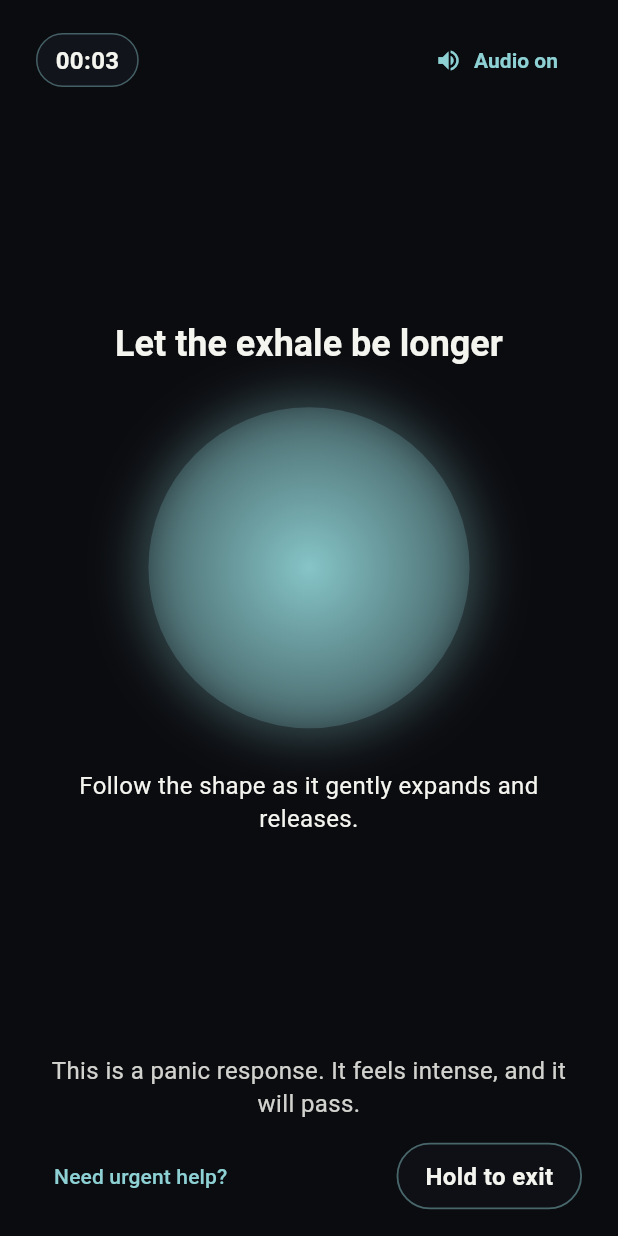
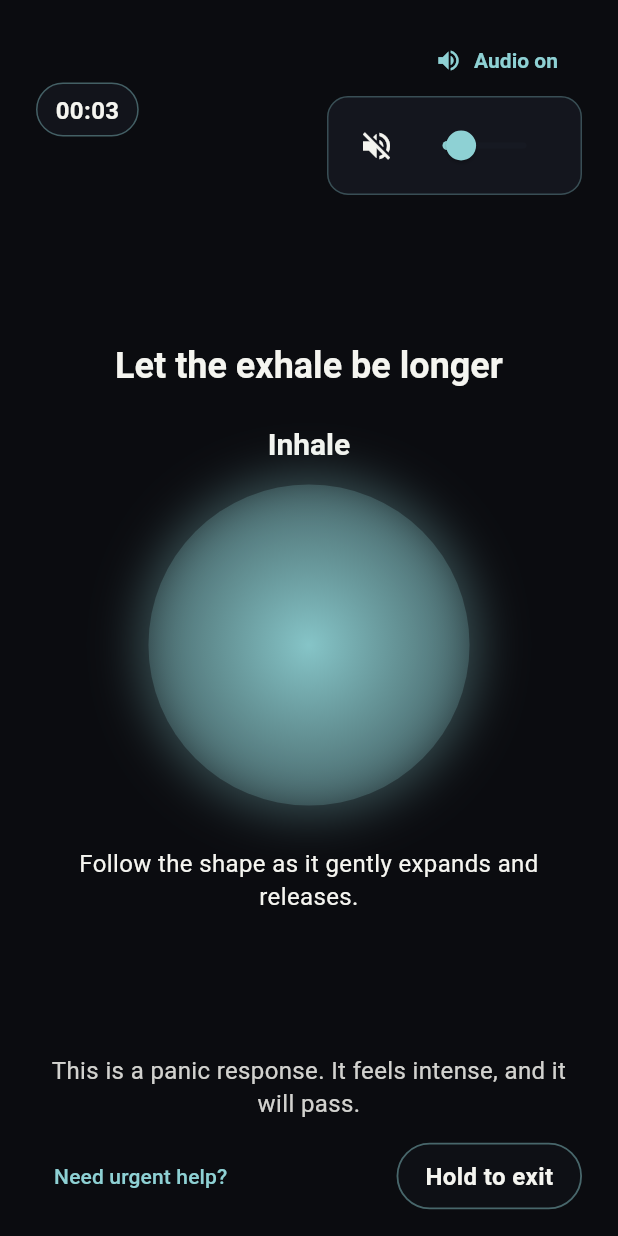
Before and after one commit to Vishwavijay1/Panic_fix, a Flutter app: the SessionScreen screen opened by its route, after a tap on "Audio off", on a phone screen of 412 x 824 dp. Run offline on Flutter 3.47's test engine with Material 3 defaults, Android fonts, the phone set to English and light mode, and no system bars; our stand-ins replace just_audio, shared_preferences; accounts and stored records are empty; Roboto replaces fonts that are missing (Geneva); project files that could hold a hidden picture were left out.

Commit message:
Refine audio control and breathing cues

```diff
--- a/panic_support/lib/controllers/settings_controller.dart
+++ b/panic_support/lib/controllers/settings_controller.dart
@@ -52,6 +52,11 @@ class SettingsController extends ChangeNotifier {
 
   Future<void> updateAudio(bool enabled) {
     return update(_settings.copyWith(audioEnabled: enabled));
+  }
+
+  Future<void> updateAudioVolume(double volume) {
+    final clamped = volume.clamp(0.0, 1.0).toDouble();
+    return update(_settings.copyWith(audioVolume: clamped));
   }
 
   Future<void> updateEarlyWarning({
--- a/panic_support/lib/models/settings.dart
+++ b/panic_support/lib/models/settings.dart
@@ -33,6 +33,7 @@ class AppSettings {
   final int exhaleSeconds;
   final int pauseSeconds;
   final bool audioEnabled;
+  final double audioVolume;
   final bool earlyWarningEnabled;
   final int earlyWarningSeconds;
   final bool reflectionEnabled;
@@ -48,6 +49,7 @@ class AppSettings {
     required this.exhaleSeconds,
     required this.pauseSeconds,
     required this.audioEnabled,
+    required this.audioVolume,
     required this.earlyWarningEnabled,
     required this.earlyWarningSeconds,
     required this.reflectionEnabled,
@@ -64,6 +66,7 @@ class AppSettings {
     int? exhaleSeconds,
     int? pauseSeconds,
     bool? audioEnabled,
+    double? audioVolume,
     bool? earlyWarningEnabled,
     int? earlyWarningSeconds,
     bool? reflectionEnabled,
@@ -79,6 +82,7 @@ class AppSettings {
       exhaleSeconds: exhaleSeconds ?? this.exhaleSeconds,
       pauseSeconds: pauseSeconds ?? this.pauseSeconds,
       audioEnabled: audioEnabled ?? this.audioEnabled,
+      audioVolume: audioVolume ?? this.audioVolume,
       earlyWarningEnabled: earlyWarningEnabled ?? this.earlyWarningEnabled,
       earlyWarningSeconds: earlyWarningSeconds ?? this.earlyWarningSeconds,
       reflectionEnabled: reflectionEnabled ?? this.reflectionEnabled,
@@ -97,6 +101,7 @@ class AppSettings {
         'exhaleSeconds': exhaleSeconds,
         'pauseSeconds': pauseSeconds,
         'audioEnabled': audioEnabled,
+        'audioVolume': audioVolume,
         'earlyWarningEnabled': earlyWarningEnabled,
         'earlyWarningSeconds': earlyWarningSeconds,
         'reflectionEnabled': reflectionEnabled,
@@ -148,6 +153,7 @@ class AppSettings {
       exhaleSeconds: (map['exhaleSeconds'] as num?)?.toInt() ?? 6,
       pauseSeconds: (map['pauseSeconds'] as num?)?.toInt() ?? 2,
       audioEnabled: map['audioEnabled'] as bool? ?? false,
+      audioVolume: (map['audioVolume'] as num?)?.toDouble() ?? 0.22,
       earlyWarningEnabled: map['earlyWarningEnabled'] as bool? ?? true,
       earlyWarningSeconds: (map['earlyWarningSeconds'] as num?)?.toInt() ?? 60,
       reflectionEnabled: map['reflectionEnabled'] as bool? ?? false,
@@ -171,6 +177,7 @@ class AppSettings {
       exhaleSeconds: 6,
       pauseSeconds: 2,
       audioEnabled: false,
+      audioVolume: 0.22,
       earlyWarningEnabled: true,
       earlyWarningSeconds: 60,
       reflectionEnabled: false,
--- a/panic_support/lib/screens/session_screen.dart
+++ b/panic_support/lib/screens/session_screen.dart
@@ -1,14 +1,14 @@
 import 'dart:async';
 
-import 'package:audioplayers/audioplayers.dart';
 import 'package:flutter/material.dart';
+import 'package:just_audio/just_audio.dart';
 
 import '../app.dart';
 import '../data/content_repository.dart';
 import '../models/panic_phase.dart';
 import '../theme/panic_theme.dart';
-import '../widgets/audio_toggle.dart';
-import '../widgets/breathing_orb.dart';
+import '../widgets/audio_control.dart';
+import '../widgets/breathing_cycle.dart';
 import '../widgets/elapsed_time_badge.dart';
 import '../widgets/grounding_card.dart';
 import '../widgets/hold_to_exit.dart';
@@ -48,7 +48,7 @@ class _SessionScreenState extends State<SessionScreen> {
     _reassuranceLines = ContentRepository.reassuranceLines;
     _config = SessionConfig.forMode(widget.mode, settings.earlyWarningSeconds);
     _startTimers();
-    _syncAudio(settings.audioEnabled);
+    _syncAudio(settings.audioEnabled, settings.audioVolume);
     _initialized = true;
   }
 
@@ -69,11 +69,15 @@ class _SessionScreenState extends State<SessionScreen> {
     });
   }
 
-  Future<void> _syncAudio(bool enabled) async {
+  Future<void> _syncAudio(bool enabled, double volume) async {
     if (enabled) {
       _audioPlayer ??= AudioPlayer();
-      await _audioPlayer!.setReleaseMode(ReleaseMode.loop);
-      await _audioPlayer!.play(AssetSource('audio/soft_tone.wav'));
+      await _audioPlayer!.setLoopMode(LoopMode.one);
+      await _audioPlayer!.setVolume(volume.clamp(0.0, 1.0));
+      await _audioPlayer!.setAudioSource(
+        AudioSource.asset('assets/audio/soft_tone.wav'),
+      );
+      await _audioPlayer!.play();
     } else {
       await _audioPlayer?.stop();
     }
@@ -83,7 +87,13 @@ class _SessionScreenState extends State<SessionScreen> {
     final controller = SettingsScope.of(context);
     final next = !controller.settings.audioEnabled;
     await controller.updateAudio(next);
-    await _syncAudio(next);
+    await _syncAudio(next, controller.settings.audioVolume);
+  }
+
+  Future<void> _updateVolume(double value) async {
+    final controller = SettingsScope.of(context);
+    await controller.updateAudioVolume(value);
+    await _audioPlayer?.setVolume(value.clamp(0.0, 1.0));
   }
 
   void _nextGroundingStep() {
@@ -94,10 +104,15 @@ class _SessionScreenState extends State<SessionScreen> {
     }
   }
 
-  void _restartGrounding() {
+  void _returnToBreathing() {
     setState(() {
       _groundingIndex = 0;
-      _phase = SessionPhase.grounding;
+      _phase = SessionPhase.breathing;
+    });
+    _phaseTimer?.cancel();
+    _phaseTimer = Timer(_config.breathingDuration, () {
+      if (!mounted) return;
+      setState(() => _phase = SessionPhase.grounding);
     });
   }
 
@@ -143,9 +158,11 @@ class _SessionScreenState extends State<SessionScreen> {
                     mainAxisAlignment: MainAxisAlignment.spaceBetween,
                     children: [
                       ElapsedTimeBadge(elapsed: _elapsed),
-                      AudioToggle(
+                      AudioControl(
                         enabled: SettingsScope.of(context).settings.audioEnabled,
+                        volume: SettingsScope.of(context).settings.audioVolume,
                         onToggle: _toggleAudio,
+                        onVolumeChanged: _updateVolume,
                       ),
                     ],
                   ),
@@ -189,7 +206,7 @@ class _SessionScreenState extends State<SessionScreen> {
               : 'Next',
         );
       case SessionPhase.stabilize:
-        return _StabilizePhase(onContinue: _restartGrounding);
+        return _StabilizePhase(onContinue: _returnToBreathing);
     }
   }
 }
@@ -215,7 +232,7 @@ class SessionConfig {
         );
       case SessionMode.panic:
         return const SessionConfig(
-          breathingDuration: Duration(seconds: 90),
+          breathingDuration: Duration(seconds: 45),
           groundingCount: 6,
           breathingLabel: 'Let the exhale be longer',
         );
@@ -240,7 +257,7 @@ class _BreathingPhase extends StatelessWidget {
           textAlign: TextAlign.center,
         ),
         const SizedBox(height: 24),
-        BreathingOrb(
+        BreathingCycle(
           inhale: Duration(seconds: settings.inhaleSeconds),
           exhale: Duration(seconds: settings.exhaleSeconds),
           pause: Duration(seconds: settings.pauseSeconds),
@@ -282,7 +299,7 @@ class _StabilizePhase extends StatelessWidget {
           width: double.infinity,
           child: ElevatedButton(
             onPressed: onContinue,
-            child: const Text('Continue grounding'),
+            child: const Text('Keep grounding'),
           ),
         ),
       ],
--- a/panic_support/lib/screens/settings_screen.dart
+++ b/panic_support/lib/screens/settings_screen.dart
@@ -1,6 +1,7 @@
 import 'package:flutter/material.dart';
 
 import '../app.dart';
+import '../controllers/settings_controller.dart';
 import '../models/settings.dart';
 import '../widgets/app_background.dart';
 import '../widgets/section_header.dart';
@@ -25,6 +26,7 @@ class _SettingsScreenState extends State<SettingsScreen> {
   double _exhaleValue = 6;
   double _pauseValue = 2;
   double _earlyWarningValue = 90;
+  double _audioVolumeValue = 0.22;
 
   @override
   void didChangeDependencies() {
@@ -38,13 +40,14 @@ class _SettingsScreenState extends State<SettingsScreen> {
     _exhaleValue = settings.exhaleSeconds.toDouble();
     _pauseValue = settings.pauseSeconds.toDouble();
     _earlyWarningValue = settings.earlyWarningSeconds.toDouble();
+    _audioVolumeValue = settings.audioVolume;
     _initialized = true;
   }
 
   bool _isPhoneValid(String phone) {
-    final pattern = RegExp(r'^[0-9+()\\-\\s]+\$');
+    final pattern = RegExp(r'^[0-9+()\-\s]+$');
     if (!pattern.hasMatch(phone)) return false;
-    final digitsOnly = phone.replaceAll(RegExp(r'\\D'), '');
+    final digitsOnly = phone.replaceAll(RegExp(r'\D'), '');
     return digitsOnly.length >= 7 && digitsOnly.length <= 15;
   }
 
@@ -136,10 +139,20 @@ class _SettingsScreenState extends State<SettingsScreen> {
                 pause: value.round(),
               ),
             ),
-            SwitchListTile(
-              title: const Text('Audio cues in sessions'),
-              value: settings.audioEnabled,
-              onChanged: (value) => controller.updateAudio(value),
+          SwitchListTile(
+            title: const Text('Audio cues in sessions'),
+            value: settings.audioEnabled,
+            onChanged: (value) => controller.updateAudio(value),
+          ),
+          if (settings.audioEnabled)
+            _SliderRow(
+              label: 'Audio volume',
+              value: _audioVolumeValue,
+              min: 0.0,
+              max: 1.0,
+              divisions: 20,
+              onChanged: (value) => setState(() => _audioVolumeValue = value),
+              onChangeEnd: (value) => controller.updateAudioVolume(value),
             ),
           const SectionHeader('Early Warning'),
           SwitchListTile(
@@ -333,6 +346,7 @@ class _SliderRow extends StatelessWidget {
   final double value;
   final double min;
   final double max;
+  final int? divisions;
   final ValueChanged<double> onChanged;
   final ValueChanged<double> onChangeEnd;
 
@@ -341,6 +355,7 @@ class _SliderRow extends StatelessWidget {
     required this.value,
     required this.min,
     required this.max,
+    this.divisions,
     required this.onChanged,
     required this.onChangeEnd,
   });
@@ -355,7 +370,7 @@ class _SliderRow extends StatelessWidget {
           value: value,
           min: min,
           max: max,
-          divisions: (max - min).round(),
+          divisions: divisions ?? (max - min).round(),
           label: value.round().toString(),
           onChanged: onChanged,
           onChangeEnd: onChangeEnd,
--- /dev/null
+++ b/panic_support/lib/widgets/audio_control.dart
@@ -0,0 +1,129 @@
+import 'dart:async';
+
+import 'package:flutter/material.dart';
+
+class AudioControl extends StatefulWidget {
+  final bool enabled;
+  final double volume;
+  final VoidCallback onToggle;
+  final ValueChanged<double> onVolumeChanged;
+
+  const AudioControl({
+    super.key,
+    required this.enabled,
+    required this.volume,
+    required this.onToggle,
+    required this.onVolumeChanged,
+  });
+
+  @override
+  State<AudioControl> createState() => _AudioControlState();
+}
+
+class _AudioControlState extends State<AudioControl> {
+  bool _hovering = false;
+  bool _pinned = false;
+  Timer? _hideTimer;
+
+  void _showPinned() {
+    _hideTimer?.cancel();
+    setState(() => _pinned = true);
+    _hideTimer = Timer(const Duration(seconds: 6), () {
+      if (mounted) {
+        setState(() => _pinned = false);
+      }
+    });
+  }
+
+  void _hidePinned() {
+    _hideTimer?.cancel();
+    if (_pinned) {
+      setState(() => _pinned = false);
+    }
+  }
+
+  @override
+  void dispose() {
+    _hideTimer?.cancel();
+    super.dispose();
+  }
+
+  @override
+  Widget build(BuildContext context) {
+    final scheme = Theme.of(context).colorScheme;
+    final visible = _hovering || _pinned;
+
+    return MouseRegion(
+      onEnter: (_) => setState(() => _hovering = true),
+      onExit: (_) => setState(() => _hovering = false),
+      child: Column(
+        crossAxisAlignment: CrossAxisAlignment.end,
+        children: [
+          TextButton.icon(
+            onPressed: () {
+              if (!widget.enabled) {
+                widget.onToggle();
+              }
+              _showPinned();
+            },
+            icon: Icon(widget.enabled ? Icons.volume_up : Icons.volume_off),
+            label: Text(widget.enabled ? 'Audio on' : 'Audio off'),
+            style: TextButton.styleFrom(
+              foregroundColor: scheme.primary,
+              textStyle:
+                  const TextStyle(fontSize: 14, fontWeight: FontWeight.w600),
+            ),
+          ),
+          AnimatedSwitcher(
+            duration: const Duration(milliseconds: 200),
+            child: visible
+                ? Container(
+                    key: const ValueKey('slider'),
+                    width: 170,
+                    padding: const EdgeInsets.symmetric(
+                      horizontal: 12,
+                      vertical: 8,
+                    ),
+                    decoration: BoxDecoration(
+                      color: scheme.surface.withOpacity(0.8),
+                      borderRadius: BorderRadius.circular(14),
+                      border: Border.all(
+                        color: scheme.primary.withOpacity(0.3),
+                      ),
+                    ),
+                    child: Row(
+                      children: [
+                        IconButton(
+                          padding: EdgeInsets.zero,
+                          visualDensity: VisualDensity.compact,
+                          icon: Icon(
+                            widget.enabled
+                                ? Icons.volume_off
+                                : Icons.volume_up,
+                          ),
+                          onPressed: () {
+                            widget.onToggle();
+                            if (widget.enabled) {
+                              _hidePinned();
+                            }
+                          },
+                        ),
+                        Expanded(
+                          child: Slider(
+                            value: widget.volume.clamp(0.0, 1.0),
+                            min: 0.0,
+                            max: 1.0,
+                            divisions: 20,
+                            onChanged: (value) => widget.onVolumeChanged(value),
+                          ),
+                        ),
+                      ],
+                    ),
+                  )
+                : const SizedBox.shrink(key: ValueKey('empty')),
+          ),
+        ],
+      ),
+    );
+  }
+}
--- /dev/null
+++ b/panic_support/lib/widgets/breathing_cycle.dart
@@ -0,0 +1,139 @@
+import 'package:flutter/material.dart';
+
+class BreathingCycle extends StatefulWidget {
+  final Duration inhale;
+  final Duration exhale;
+  final Duration pause;
+  final double size;
+
+  const BreathingCycle({
+    super.key,
+    required this.inhale,
+    required this.exhale,
+    required this.pause,
+    this.size = 220,
+  });
+
+  @override
+  State<BreathingCycle> createState() => _BreathingCycleState();
+}
+
+class _BreathingCycleState extends State<BreathingCycle>
+    with SingleTickerProviderStateMixin {
+  late AnimationController _controller;
+  late Animation<double> _scale;
+
+  @override
+  void initState() {
+    super.initState();
+    _initAnimation();
+  }
+
+  @override
+  void didUpdateWidget(covariant BreathingCycle oldWidget) {
+    super.didUpdateWidget(oldWidget);
+    if (oldWidget.inhale != widget.inhale ||
+        oldWidget.exhale != widget.exhale ||
+        oldWidget.pause != widget.pause) {
+      _controller.dispose();
+      _initAnimation();
+    }
+  }
+
+  void _initAnimation() {
+    final total = widget.inhale + widget.exhale + widget.pause;
+    _controller = AnimationController(vsync: this, duration: total)..repeat();
+
+    final inhaleWeight = widget.inhale.inMilliseconds.toDouble();
+    final exhaleWeight = widget.exhale.inMilliseconds.toDouble();
+    final pauseWeight = widget.pause.inMilliseconds.toDouble();
+
+    final items = <TweenSequenceItem<double>>[
+      TweenSequenceItem(
+        tween: Tween(begin: 0.4, end: 1.0).chain(
+          CurveTween(curve: Curves.easeInOutCubic),
+        ),
+        weight: inhaleWeight,
+      ),
+      TweenSequenceItem(
+        tween: Tween(begin: 1.0, end: 0.35).chain(
+          CurveTween(curve: Curves.easeInOutCubic),
+        ),
+        weight: exhaleWeight,
+      ),
+    ];
+    if (pauseWeight > 0) {
+      items.add(TweenSequenceItem(
+        tween: ConstantTween<double>(0.35),
+        weight: pauseWeight,
+      ));
+    }
+
+    _scale = TweenSequence<double>(items).animate(_controller);
+  }
+
+  String _cueFor(double progress) {
+    final inhaleMs = widget.inhale.inMilliseconds.toDouble();
+    final exhaleMs = widget.exhale.inMilliseconds.toDouble();
+    final pauseMs = widget.pause.inMilliseconds.toDouble();
+    final totalMs = inhaleMs + exhaleMs + pauseMs;
+    if (totalMs <= 0) return 'Exhale';
+    final elapsed = progress * totalMs;
+    if (elapsed < inhaleMs) return 'Inhale';
+    if (elapsed < inhaleMs + exhaleMs) return 'Exhale';
+    return pauseMs > 0 ? 'Pause' : 'Exhale';
+  }
+
+  @override
+  void dispose() {
+    _controller.dispose();
+    super.dispose();
+  }
+
+  @override
+  Widget build(BuildContext context) {
+    final colorScheme = Theme.of(context).colorScheme;
+    final orb = Container(
+      width: widget.size,
+      height: widget.size,
+      decoration: BoxDecoration(
+        shape: BoxShape.circle,
+        gradient: RadialGradient(
+          colors: [
+            colorScheme.primary.withOpacity(0.9),
+            colorScheme.primary.withOpacity(0.2),
+          ],
+        ),
+        boxShadow: [
+          BoxShadow(
+            color: colorScheme.primary.withOpacity(0.35),
+            blurRadius: 28,
+            spreadRadius: 6,
+          ),
+        ],
+      ),
+    );
+
+    return AnimatedBuilder(
+      animation: _scale,
+      builder: (context, child) {
+        final cue = _cueFor(_controller.value);
+        return Column(
+          mainAxisSize: MainAxisSize.min,
+          children: [
+            Text(
+              cue,
+              style: Theme.of(context).textTheme.titleLarge,
+            ),
+            const SizedBox(height: 12),
+            Transform.scale(
+              scale: _scale.value,
+              child: child,
+            ),
+          ],
+        );
+      },
+      child: orb,
+    );
+  }
+}
--- a/panic_support/pubspec.yaml
+++ b/panic_support/pubspec.yaml
@@ -35,8 +35,8 @@ dependencies:
   # Use with the CupertinoIcons class for iOS style icons.
   cupertino_icons: ^1.0.8
   shared_preferences: ^2.3.5
-  audioplayers: ^6.1.0
   url_launcher: ^6.3.1
+  just_audio: ^0.9.39
 
 dev_dependencies:
   flutter_test:
```
Also changed, not shown: panic_support/pubspec.lock, 7 other files.
